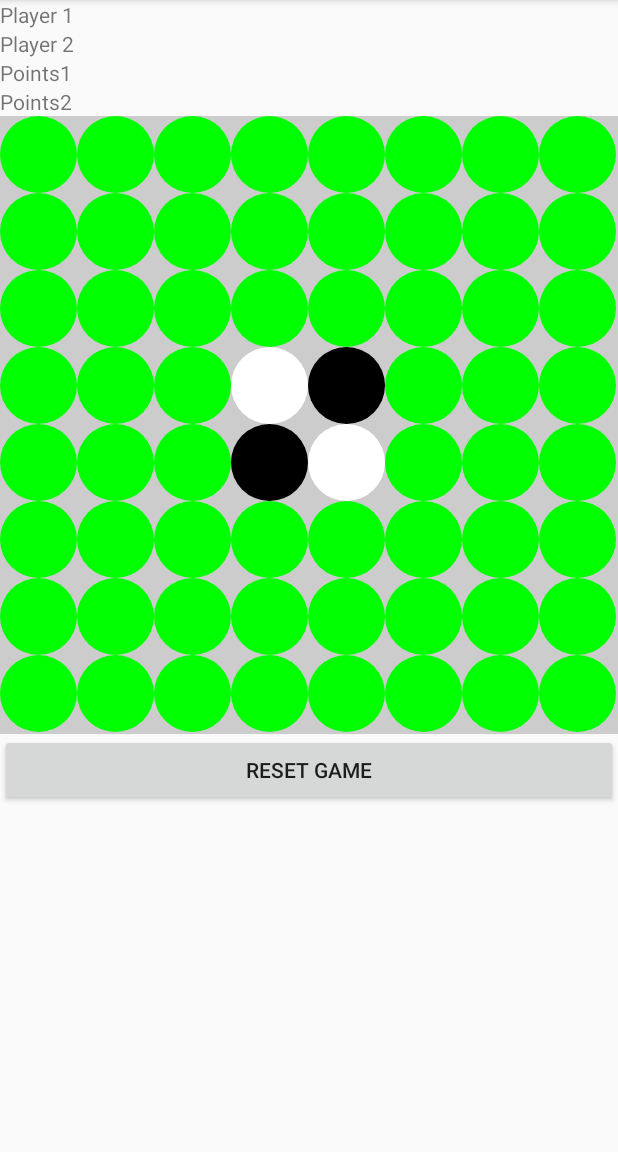
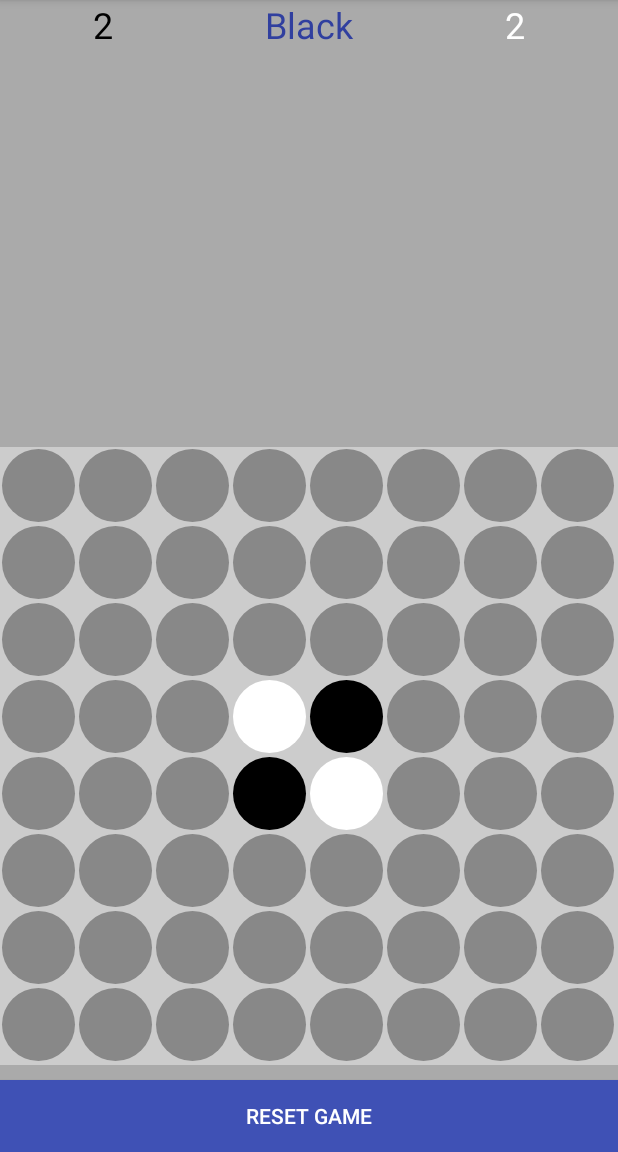
Before and after one commit to didishrek/Assignment2, an Android app: the screen it shows after launch (MainActivity), on a phone screen of 412 x 824 dp, the part 84-1236 px from its top. Run offline under Robolectric (Android 15) with nearby library versions, the phone set to English and light mode, and no system bars.

```diff
--- a/app/src/main/java/com/griffith/assignment2/MainActivity.java
+++ b/app/src/main/java/com/griffith/assignment2/MainActivity.java
@@ -4,12 +4,16 @@ import android.support.v7.app.AppCompatActivity;
 import android.os.Bundle;
 import android.view.View;
 import android.widget.Button;
+import android.widget.TextView;
 
 public class MainActivity extends AppCompatActivity {
 
     private Reversi graphic_board;
     private ReversiGameLogic reversiGameLogic;
 
+    private TextView current_player;
+    private TextView points_black;
+    private TextView points_white;
     private Button reset_button;
 
     @Override
@@ -18,11 +22,14 @@ public class MainActivity extends AppCompatActivity {
         setContentView(R.layout.activity_main);
         graphic_board = (Reversi)findViewById(R.id.reversi_board);
         reset_button = (Button)findViewById(R.id.reset_button);
+        current_player = (TextView)findViewById(R.id.current_player);
+        points_black = (TextView)findViewById(R.id.points_black);
+        points_white = (TextView)findViewById(R.id.points_white);
 
         graphic_board.post(new Runnable() {
             @Override
             public void run() {
-                reversiGameLogic = new ReversiGameLogic(graphic_board);
+                reversiGameLogic = new ReversiGameLogic(graphic_board, current_player, points_black, points_white);
                 graphic_board.addGameLogic(reversiGameLogic);
             }
         });
--- a/app/src/main/java/com/griffith/assignment2/Reversi.java
+++ b/app/src/main/java/com/griffith/assignment2/Reversi.java
@@ -61,7 +61,7 @@ public class Reversi extends View {
         height = h;
         width = w;
         super.onMeasure(w, h);
-        Log.d("REVERSI", "onMeasure");
+        //Log.d("REVERSI", "onMeasure");
     }
 
     private void init(AttributeSet attrs, int defStyle) {
@@ -84,25 +84,26 @@ public class Reversi extends View {
             }
         }
 
-        Log.d("REVERSI", "onDraw");
+        //Log.d("REVERSI", "onDraw");
     }
 
     public void updateBoard(ReversiGameLogic.Pawn[][] board){
+        int margin = 2;
         if (square_size > 5000 || square_size == 0)
             square_size  = height / SIZE_BOARD;
-        Log.d("REVERSI", "square_size = " + square_size);
+        //Log.d("REVERSI", "square_size = " + square_size);
         for (int i = 0 ; i < SIZE_BOARD; ++i){
             for (int j = 0 ; j < SIZE_BOARD; ++j){
-                graphic_board[i][j].setBounds(square_size * i, square_size * j, square_size * i + square_size, square_size * j + square_size);
+                graphic_board[i][j].setBounds(square_size * i + margin, square_size * j + margin, square_size * i + square_size - margin, square_size * j + square_size - margin);
                 if (board[i][j] == ReversiGameLogic.Pawn.WHITE)
                     graphic_board[i][j].getPaint().setColor(Color.WHITE);
                 else if (board[i][j] == ReversiGameLogic.Pawn.BLACK)
                     graphic_board[i][j].getPaint().setColor(Color.BLACK);
                 else
-                    graphic_board[i][j].getPaint().setColor(Color.GREEN);
+                    graphic_board[i][j].getPaint().setColor(Color.GRAY);
             }
         }
-        Log.d("REVERSI", "board updated");
+        //Log.d("REVERSI", "board updated");
         invalidate();
     }
 
--- a/app/src/main/java/com/griffith/assignment2/ReversiGameLogic.java
+++ b/app/src/main/java/com/griffith/assignment2/ReversiGameLogic.java
@@ -2,6 +2,7 @@ package com.griffith.assignment2;
 
 
 import android.util.Log;
+import android.widget.TextView;
 
 import java.util.ArrayList;
 import java.util.Arrays;
@@ -18,19 +19,27 @@ public class ReversiGameLogic {
         WHITE,
         BLACK
     }
+
+    private TextView tw_current_player;
+    private TextView tw_points_black;
+    private TextView tw_points_white;
+
     private Pawn current_player = Pawn.BLACK;
     private Reversi graphic_board;
     private Pawn[][] board = new Pawn[SIZE_BOARD][SIZE_BOARD];
     private ArrayList<Coordinate> limitChangeColor = new ArrayList<>();;
 
-    public ReversiGameLogic(Reversi graphic_board) {
+    public ReversiGameLogic(Reversi graphic_board, TextView current_player, TextView points_black, TextView points_white) {
+        this.tw_current_player = current_player;
+        this.tw_points_black = points_black;
+        this.tw_points_white = points_white;
         this.graphic_board = graphic_board;
         resetGame();
     }
 
     public void resetGame(){
         current_player = Pawn.BLACK;
-
+        this.tw_current_player.setText(R.string.black);
         for (int i = 0 ; i < SIZE_BOARD; ++i){
             for (int j = 0 ; j < SIZE_BOARD; ++j){
                 board[i][j] = Pawn.EMPTY;
@@ -42,6 +51,23 @@ public class ReversiGameLogic {
         board[4][4] = Pawn.WHITE;
 
         this.graphic_board.updateBoard(this.board);
+        updateCountPoints();
+    }
+
+    private void updateCountPoints(){
+        int black = 0;
+        int white = 0;
+        for (int i = 0 ; i < SIZE_BOARD; ++i) {
+            for (int j = 0; j < SIZE_BOARD; ++j) {
+                if (board[i][j] == Pawn.BLACK){
+                    black++;
+                } else if (board[i][j] == Pawn.WHITE){
+                    white++;
+                }
+            }
+        }
+        this.tw_points_black.setText(String.valueOf(black));
+        this.tw_points_white.setText(String.valueOf(white));
     }
 
     public void updateTouchEvent(Coordinate coordinate){
@@ -54,8 +80,29 @@ public class ReversiGameLogic {
 
             board[coordinate.getX()][coordinate.getY()] = current_player;
             nextPlayer();
+            updateCountPoints();
+            if (!canPlay()){
+                nextPlayer();
+                if (!canPlay()){
+                    Log.d("REVERSI", "Fini la game !");
+
+                }
+            }
         }
         this.graphic_board.updateBoard(this.board);
+    }
+
+    private boolean canPlay(){
+        for (int i = 0 ; i < SIZE_BOARD; ++i) {
+            for (int j = 0; j < SIZE_BOARD; ++j) {
+                if (board[i][j] == Pawn.EMPTY){
+                    if (!playOn(new Coordinate(i, j)))
+                        return true;
+                }
+            }
+        }
+        Log.d("FINI", "ya un false dans lair");
+        return false;
     }
 
     private boolean checkOutOfBound(int x, int y){
@@ -168,7 +215,7 @@ public class ReversiGameLogic {
                 }
             }
         }
-        Log.d("LIMIT", limitChangeColor.toString());
+        //Log.d("LIMIT", limitChangeColor.toString());
         return limitChangeColor.isEmpty();
     }
 
@@ -223,6 +270,7 @@ public class ReversiGameLogic {
             current_player = Pawn.BLACK;
         else
             current_player = Pawn.WHITE;
+        this.tw_current_player.setText(current_player == Pawn.WHITE ? R.string.white : R.string.black);
     }
 
     @Override
--- a/app/src/main/res/layout/activity_main.xml
+++ b/app/src/main/res/layout/activity_main.xml
@@ -5,25 +5,51 @@
     android:layout_width="match_parent"
     android:layout_height="match_parent"
     android:orientation="vertical"
-    tools:context="com.griffith.assignment2.MainActivity">
+    tools:context="com.griffith.assignment2.MainActivity"
+    android:background="@android:color/darker_gray">
 
-    <TextView
+    <LinearLayout
         android:layout_width="match_parent"
-        android:layout_height="wrap_content"
-        android:text="Player 1"/>
-    <TextView
-        android:layout_width="match_parent"
-        android:layout_height="wrap_content"
-        android:text="Player 2"/>
+        android:layout_height="0dp"
+        android:layout_weight="1"
+        android:background="@android:color/darker_gray"
+        android:orientation="horizontal">
 
-    <TextView
-        android:layout_width="match_parent"
-        android:layout_height="wrap_content"
-        android:text="Points1"/>
-    <TextView
-        android:layout_width="match_parent"
-        android:layout_height="wrap_content"
-        android:text="Points2"/>
+
+        <TextView
+            android:id="@+id/points_black"
+            android:layout_width="0dp"
+            android:layout_height="match_parent"
+            android:layout_weight="1"
+            android:text="Points1"
+            android:textAlignment="center"
+            android:textColor="@android:color/black"
+            android:textSize="24sp" />
+
+        <TextView
+            android:id="@+id/current_player"
+            android:layout_width="0dp"
+            android:layout_height="match_parent"
+            android:layout_weight="1"
+            android:text="Player"
+            android:textAlignment="center"
+            android:textAllCaps="false"
+            android:textColor="@color/colorPrimaryDark"
+            android:textSize="24sp" />
+
+
+        <TextView
+            android:id="@+id/points_white"
+            android:layout_width="0dp"
+            android:layout_height="match_parent"
+            android:layout_weight="1"
+            android:text="Points2"
+            android:textAlignment="center"
+            android:textColor="@android:color/white"
+            android:textSize="24sp" />
+
+    </LinearLayout>
+
 
     <com.griffith.assignment2.Reversi
         android:id="@+id/reversi_board"
@@ -35,6 +61,10 @@
         android:id="@+id/reset_button"
         android:layout_width="match_parent"
         android:layout_height="wrap_content"
-        android:text="@string/reset_button" />
+        android:layout_gravity="end"
+        android:background="@color/colorPrimary"
+        android:layout_marginTop="10dp"
+        android:text="@string/reset_button"
+        android:textColor="@android:color/white" />
 
 </LinearLayout>
--- a/app/src/main/res/values/colors.xml
+++ b/app/src/main/res/values/colors.xml
@@ -1,6 +1,6 @@
 <?xml version="1.0" encoding="utf-8"?>
 <resources>
-    <color name="colorPrimary">#3F51B5</color>
-    <color name="colorPrimaryDark">#303F9F</color>
+    <color name="colorPrimary">#3f51b5</color>
+    <color name="colorPrimaryDark">#303f9f</color>
     <color name="colorAccent">#FF4081</color>
 </resources>
--- a/app/src/main/res/values/strings.xml
+++ b/app/src/main/res/values/strings.xml
@@ -1,4 +1,6 @@
 <resources>
     <string name="app_name">Assignment2</string>
     <string name="reset_button">Reset Game</string>
+    <string name="white">White</string>
+    <string name="black">Black</string>
 </resources>
```
